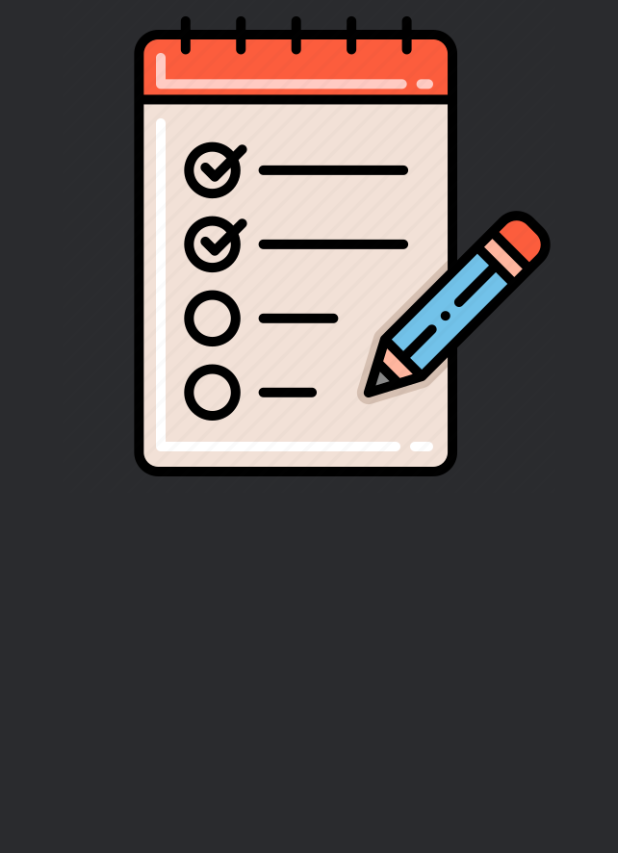
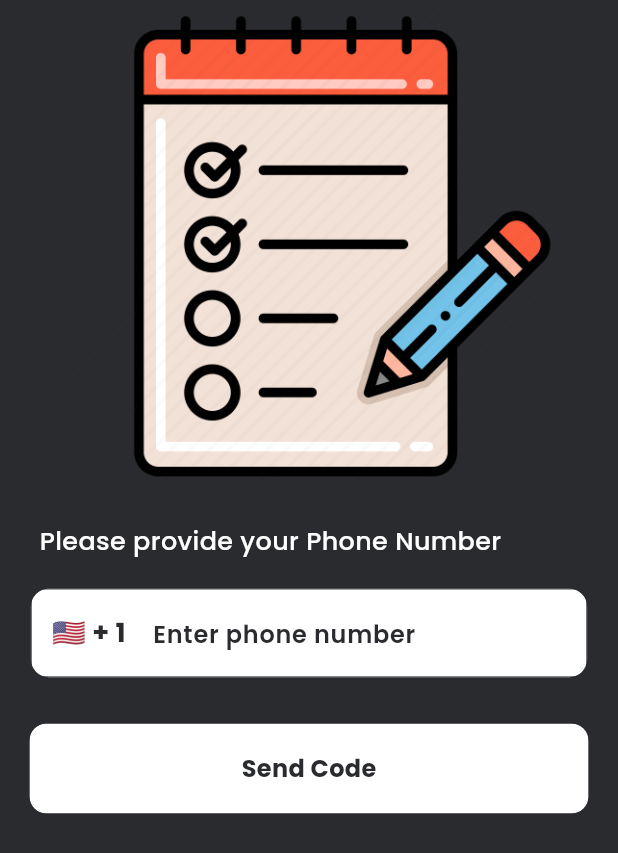
Before and after one commit to MuhdDin/task_management, a Flutter app: the LoginPage screen opened directly, on a phone screen of 412 x 824 dp. Shown: the top 853 px of the screen. Run offline on Flutter 3.47's test engine with Material 3 defaults, Android fonts, the phone set to English and light mode, and no system bars; our stand-ins replace country_picker, flutter_riverpod, flutter_screenutil, flutter_vector_icons, google_fonts, hooks_riverpod and 1 more.

Commit message:
initial commit

```diff
--- a/lib/common/utils/constants.dart
+++ b/lib/common/utils/constants.dart
@@ -17,4 +17,5 @@ class AppConst {
 
   static double kWidth = 375.w;
   static double kHeight = 825.h;
+  static double kRadius = 12.h;
 }
--- /dev/null
+++ b/lib/common/widget/custom_text.dart
@@ -0,0 +1,85 @@
+import 'package:flutter/material.dart';
+import 'package:task_manager/common/utils/constants.dart';
+import 'package:task_manager/common/widget/appstyle.dart';
+
+class CustomTextField extends StatelessWidget {
+  const CustomTextField(
+      {super.key,
+      this.keyboardType,
+      required this.hintText,
+      this.suffixIcon,
+      this.prefixIcon,
+      this.hintStyle,
+      required this.controller,
+      this.onChanged});
+
+  final TextInputType? keyboardType;
+  final String hintText;
+  final Widget? suffixIcon;
+  final Widget? prefixIcon;
+  final TextStyle? hintStyle;
+  final TextEditingController controller;
+  final void Function(String)? onChanged;
+
+  @override
+  Widget build(BuildContext context) {
+    return Container(
+      width: AppConst.kWidth * 0.9,
+      decoration: BoxDecoration(
+        borderRadius: BorderRadius.all(
+          Radius.circular(AppConst.kRadius),
+        ),
+        color: AppConst.kLight,
+      ),
+      child: TextFormField(
+        keyboardType: keyboardType,
+        controller: controller,
+        cursorHeight: 25,
+        onChanged: onChanged,
+        style: appstyle(18, AppConst.kBkDark, FontWeight.w700),
+        decoration: InputDecoration(
+          hintText: hintText,
+          suffixIcon: suffixIcon,
+          prefixIcon: prefixIcon,
+          suffixIconColor: AppConst.kBkDark,
+          hintStyle: hintStyle,
+          errorBorder: const OutlineInputBorder(
+            borderRadius: BorderRadius.zero,
+            borderSide: BorderSide(
+              color: AppConst.kRed,
+              width: 0.5,
+            ),
+          ),
+          focusedBorder: const OutlineInputBorder(
+            borderRadius: BorderRadius.zero,
+            borderSide: BorderSide(
+              color: Colors.transparent,
+              width: 0.5,
+            ),
+          ),
+          focusedErrorBorder: const OutlineInputBorder(
+            borderRadius: BorderRadius.zero,
+            borderSide: BorderSide(
+              color: AppConst.kRed,
+              width: 0.5,
+            ),
+          ),
+          disabledBorder: const OutlineInputBorder(
+            borderRadius: BorderRadius.zero,
+            borderSide: BorderSide(
+              color: AppConst.kGreyDk,
+              width: 0.5,
+            ),
+          ),
+          enabledBorder: const OutlineInputBorder(
+            borderRadius: BorderRadius.zero,
+            borderSide: BorderSide(
+              color: AppConst.kBkDark,
+              width: 0.5,
+            ),
+          ),
+        ),
+      ),
+    );
+  }
+}
--- a/lib/common/widget/heighspacer.dart
+++ b/lib/common/widget/heighspacer.dart
@@ -1,4 +1,5 @@
 import 'package:flutter/material.dart';
+import 'package:flutter_screenutil/flutter_screenutil.dart';
 
 class HeightSpacer extends StatelessWidget {
   const HeightSpacer({
@@ -11,7 +12,7 @@ class HeightSpacer extends StatelessWidget {
   @override
   Widget build(BuildContext context) {
     return SizedBox(
-      height: hieght,
+      height: hieght.h,
     );
   }
 }
--- a/lib/common/widget/widthspacer.dart
+++ b/lib/common/widget/widthspacer.dart
@@ -1,4 +1,5 @@
 import 'package:flutter/material.dart';
+import 'package:flutter_screenutil/flutter_screenutil.dart';
 
 class WidthSpacer extends StatelessWidget {
   const WidthSpacer({
@@ -11,7 +12,7 @@ class WidthSpacer extends StatelessWidget {
   @override
   Widget build(BuildContext context) {
     return SizedBox(
-      width: wydth,
+      width: wydth.w,
     );
   }
 }
--- a/lib/features/auth/pages/login_page.dart
+++ b/lib/features/auth/pages/login_page.dart
@@ -1,6 +1,13 @@
+import 'package:country_picker/country_picker.dart';
 import 'package:flutter/material.dart';
 import 'package:flutter_screenutil/flutter_screenutil.dart';
 import 'package:hooks_riverpod/hooks_riverpod.dart';
+import 'package:task_manager/common/utils/constants.dart';
+import 'package:task_manager/common/widget/appstyle.dart';
+import 'package:task_manager/common/widget/custom_otn_btn.dart';
+import 'package:task_manager/common/widget/custom_text.dart';
+import 'package:task_manager/common/widget/heighspacer.dart';
+import 'package:task_manager/common/widget/reusable_text.dart';
 
 class LoginPage extends ConsumerStatefulWidget {
   const LoginPage({super.key});
@@ -10,6 +17,19 @@ class LoginPage extends ConsumerStatefulWidget {
 }
 
 class _LoginPageState extends ConsumerState<LoginPage> {
+  final TextEditingController phone = TextEditingController();
+  Country country = Country(
+      phoneCode: "1",
+      countryCode: "US",
+      e164Sc: 0,
+      geographic: true,
+      level: 1,
+      name: "USA",
+      example: "USA",
+      displayName: "United States",
+      displayNameNoCountryCode: "US",
+      e164Key: "");
+
   @override
   Widget build(BuildContext context) {
     return Scaffold(
@@ -24,6 +44,56 @@ class _LoginPageState extends ConsumerState<LoginPage> {
                 "assets/images/todo.png",
                 width: 300,
               ),
+            ),
+            const HeightSpacer(hieght: 20),
+            Container(
+              alignment: Alignment.centerLeft,
+              padding: EdgeInsets.only(left: 16.w),
+              child: ReusableText(
+                text: "Please provide your Phone Number",
+                style: appstyle(17, AppConst.kLight, FontWeight.w500),
+              ),
+            ),
+            const HeightSpacer(hieght: 20),
+            Center(
+              child: CustomTextField(
+                controller: phone,
+                prefixIcon: Container(
+                  padding: const EdgeInsets.all(14),
+                  child: GestureDetector(
+                    onTap: () {
+                      showCountryPicker(
+                        context: context,
+                        countryListTheme: CountryListThemeData(
+                            backgroundColor: AppConst.kLight,
+                            bottomSheetHeight: AppConst.kHeight * 0.6,
+                            borderRadius: BorderRadius.only(
+                                topLeft: Radius.circular(AppConst.kRadius),
+                                topRight: Radius.circular(AppConst.kRadius))),
+                        onSelect: (code) {
+                          setState(() {});
+                        },
+                      );
+                    },
+                    child: ReusableText(
+                        text: "${country.flagEmoji} + ${country.phoneCode}",
+                        style: appstyle(18, AppConst.kBkDark, FontWeight.bold)),
+                  ),
+                ),
+                keyboardType: TextInputType.number,
+                hintText: "Enter phone number",
+                hintStyle: appstyle(16, AppConst.kBkDark, FontWeight.w600),
+              ),
+            ),
+            const HeightSpacer(hieght: 20),
+            Padding(
+              padding: const EdgeInsets.all(10.0),
+              child: CustomOtlnBtn(
+                  width: AppConst.kWidth * 0.9,
+                  height: AppConst.kHeight * 0.075,
+                  color: AppConst.kBkDark,
+                  color2: AppConst.kLight,
+                  text: "Send Code"),
             )
           ],
         ),
--- a/pubspec.yaml
+++ b/pubspec.yaml
@@ -42,6 +42,7 @@ dependencies:
   path_provider: ^2.1.1
   flutter_vector_icons: ^2.0.0
   smooth_page_indicator: ^1.1.0
+  country_picker: ^2.0.23
 
 dev_dependencies:
   flutter_test:
```
Also changed, not shown: pubspec.lock.
